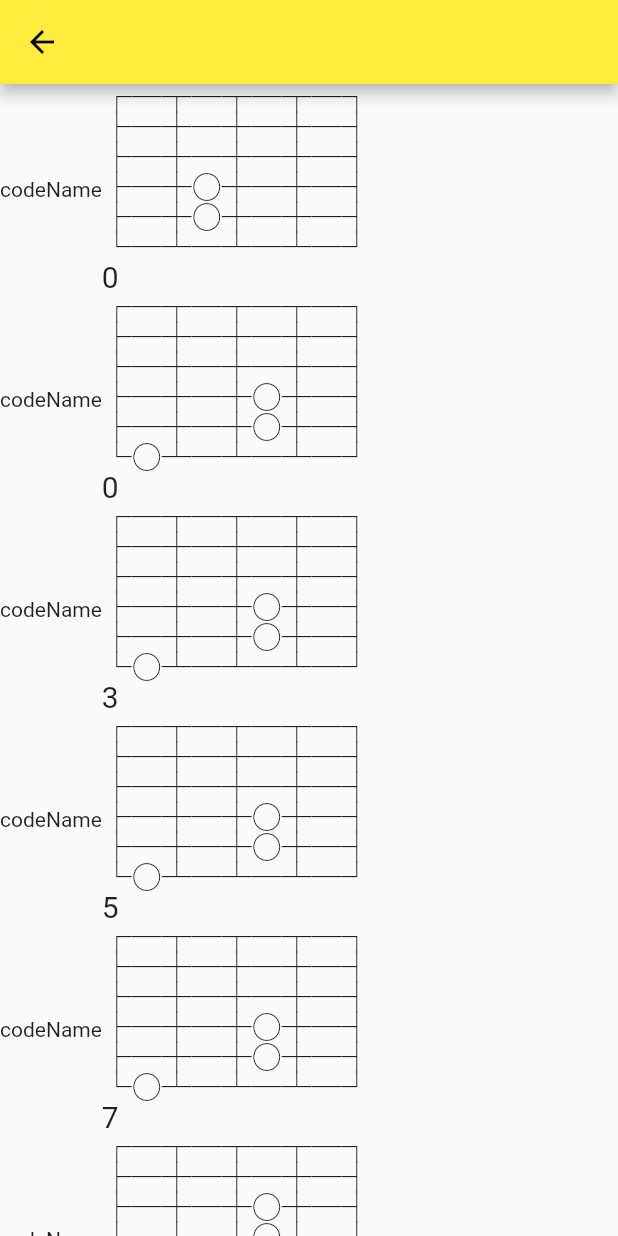
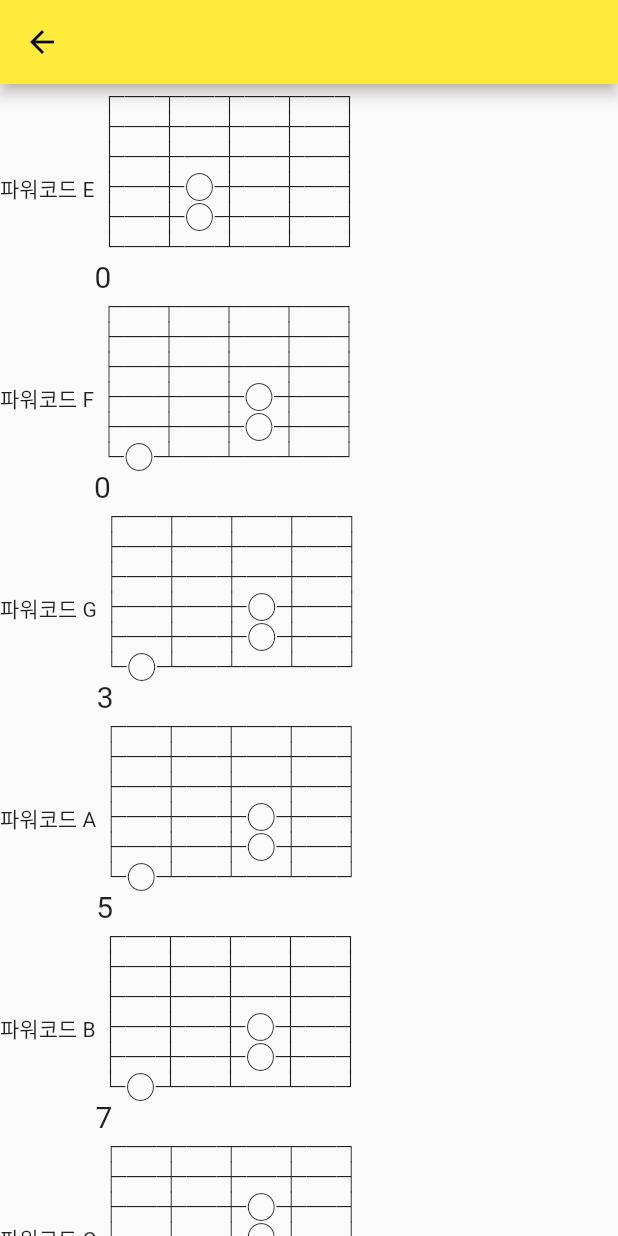
Before and after one commit to kimchungdo/TicQuitar, a Flutter app: the PowerCodeGamePage screen opened directly, on a phone screen of 412 x 824 dp. Run offline on Flutter 3.47's test engine with Material 2 defaults, Android fonts, the phone set to English and light mode, and no system bars.

Commit message:
edit code data

```diff
--- a/lib/data/chord_data.dart
+++ b/lib/data/chord_data.dart
@@ -10,7 +10,8 @@ List<String> powerECode = [                 //complete
   "├─┼○┼─┼─┤",
   "├─┼○┼─┼─┤",
   "└─┴─┴─┴─┘",
-  "0"];
+  "0",
+"파워코드 E"];
 
 List<String> powerFCode = [           //complete
   "┌─┬─┬─┬─┐",
@@ -19,7 +20,8 @@ List<String> powerFCode = [           //complete
   "├─┼─┼○┼─┤",
   "├─┼─┼○┼─┤",
   "└○┴─┴─┴─┘",
-  "0"];
+  "0",
+  "파워코드 F"];
 
 List<String> powerGCode = [            //complete
   "┌─┬─┬─┬─┐",
@@ -28,7 +30,8 @@ List<String> powerGCode = [            //complete
   "├─┼─┼○┼─┤",
   "├─┼─┼○┼─┤",
   "└○┴─┴─┴─┘",
-  "3"];
+  "3",
+  "파워코드 G"];
 
 List<String> powerACode = [                //complete
   "┌─┬─┬─┬─┐",
@@ -37,7 +40,8 @@ List<String> powerACode = [                //complete
   "├─┼─┼○┼─┤",
   "├─┼─┼○┼─┤",
   "└○┴─┴─┴─┘",
-  "5"];
+  "5",
+  "파워코드 A"];
 
 List<String> powerBCode = [          //complete
   "┌─┬─┬─┬─┐",
@@ -46,7 +50,8 @@ List<String> powerBCode = [          //complete
   "├─┼─┼○┼─┤",
   "├─┼─┼○┼─┤",
   "└○┴─┴─┴─┘",
-  "7"];
+  "7",
+  "파워코드 B"];
 
 List<String> powerCCode = [
   "┌─┬─┬─┬─┐",
@@ -55,7 +60,8 @@ List<String> powerCCode = [
   "├─┼─┼○┼─┤",
   "├○┼─┼─┼─┤",
   "└─┴─┴─┴─┘",
-  "3"];
+  "3",
+  "파워코드 C"];
 
 List<String> powerDCode = [
   "┌─┬─┬─┬─┐",
@@ -64,7 +70,8 @@ List<String> powerDCode = [
   "├─┼─┼○┼─┤",
   "├○┼─┼─┼─┤",
   "└─┴─┴─┴─┘",
-  "5"];
+  "5",
+  "파워코드 D"];
 
 List<String> powerHighECode = [
   "┌─┬─┬─┬─┐",
@@ -73,4 +80,5 @@ List<String> powerHighECode = [
   "├─┼─┼○┼─┤",
   "├○┼─┼─┼─┤",
   "└─┴─┴─┴─┘",
-  "7"];
+  "7",
+  "파워코드 높은 E"];
--- a/lib/games/power_code_game_page.dart
+++ b/lib/games/power_code_game_page.dart
@@ -15,7 +15,7 @@ class _PowerCodeGamePageState extends State<PowerCodeGamePage> {
   Widget makeCode(List<String> codeData) {
     return Row(
       children: [
-        Text("codeName"),
+        Text(codeData[7]),
         Column(
           crossAxisAlignment: CrossAxisAlignment.start,
           children: [
```
